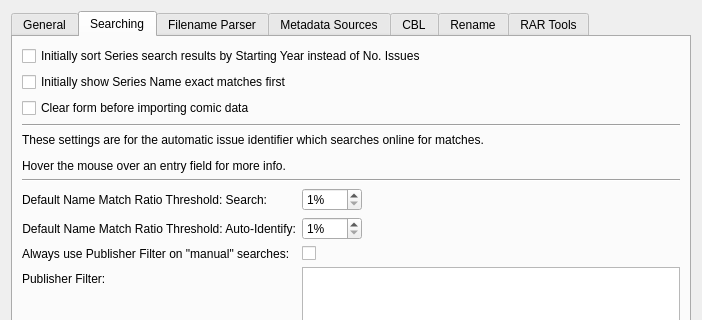
The window that comictaggerlib/ui/settingswindow.ui (comictagger/comictagger) describes before a commit, drawn with Qt 5; both pictures show x 0 to 702 and y 0 to 320 of the 702 by 559 pixel window.
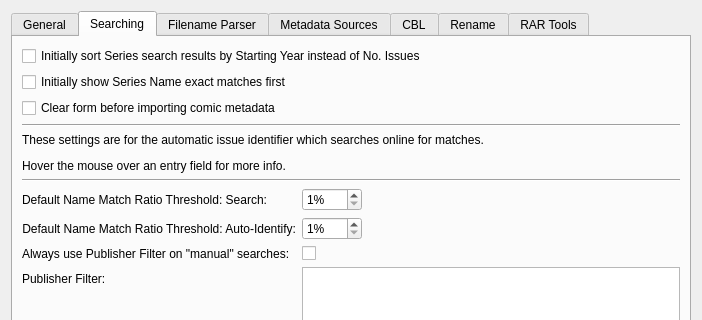
The same window after the commit. The open tabs and pages were chosen to show the change.

Commit message: Change data to metadata

```diff
--- a/comictaggerlib/ui/settingswindow.ui
+++ b/comictaggerlib/ui/settingswindow.ui
@@ -276,7 +276,7 @@
          <item row="2" column="0">
           <widget class="QCheckBox" name="cbxClearFormBeforePopulating">
            <property name="text">
-            <string>Clear form before importing comic data</string>
+            <string>Clear form before importing comic metadata</string>
            </property>
           </widget>
          </item>
```
The commit also changes 2 other files.
